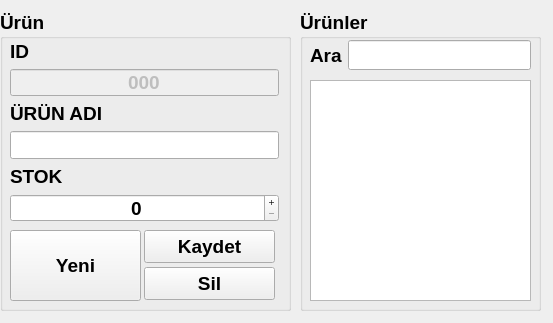
Qt form arayuz.ui (atakanargn/UrunTakip_Basic) before a commit.
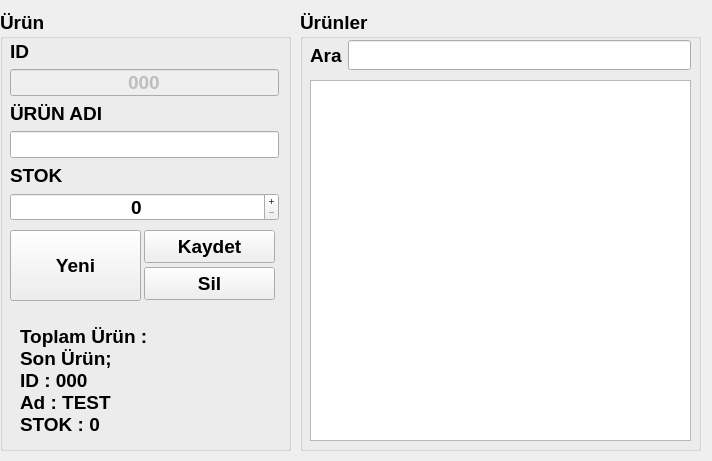
The same form after that commit.

The edit to the form file:
```diff
--- a/arayuz.ui
+++ b/arayuz.ui
@@ -6,8 +6,8 @@
    <rect>
     <x>0</x>
     <y>0</y>
-    <width>553</width>
-    <height>323</height>
+    <width>712</width>
+    <height>461</height>
    </rect>
   </property>
   <property name="sizePolicy">
@@ -24,8 +24,8 @@
   </property>
   <property name="maximumSize">
    <size>
-    <width>553</width>
-    <height>323</height>
+    <width>16777215</width>
+    <height>16777215</height>
    </size>
   </property>
   <property name="font">
@@ -44,7 +44,7 @@
       <x>0</x>
       <y>10</y>
       <width>291</width>
-      <height>301</height>
+      <height>441</height>
      </rect>
     </property>
     <property name="font">
@@ -57,13 +57,13 @@
     <property name="title">
      <string>Ürün</string>
     </property>
-    <widget class="QWidget" name="">
+    <widget class="QWidget" name="layoutWidget">
      <property name="geometry">
       <rect>
        <x>10</x>
        <y>30</y>
        <width>269</width>
-       <height>182</height>
+       <height>181</height>
       </rect>
      </property>
      <layout class="QFormLayout" name="formLayout">
@@ -189,14 +189,31 @@
       <string>Yeni</string>
      </property>
     </widget>
+    <widget class="QLabel" name="lblBilgi">
+     <property name="geometry">
+      <rect>
+       <x>20</x>
+       <y>310</y>
+       <width>251</width>
+       <height>121</height>
+      </rect>
+     </property>
+     <property name="text">
+      <string>Toplam Ürün : 
+Son Ürün;
+ID : 000
+Ad : TEST
+STOK : 0</string>
+     </property>
+    </widget>
    </widget>
    <widget class="QGroupBox" name="groupBox_2">
     <property name="geometry">
      <rect>
       <x>300</x>
       <y>10</y>
-      <width>241</width>
-      <height>301</height>
+      <width>401</width>
+      <height>441</height>
      </rect>
     </property>
     <property name="font">
@@ -214,8 +231,8 @@
       <rect>
        <x>10</x>
        <y>70</y>
-       <width>221</width>
-       <height>221</height>
+       <width>381</width>
+       <height>361</height>
       </rect>
      </property>
      <property name="font">
@@ -227,12 +244,12 @@
       </font>
      </property>
     </widget>
-    <widget class="QWidget" name="">
+    <widget class="QWidget" name="layoutWidget">
      <property name="geometry">
       <rect>
        <x>10</x>
        <y>30</y>
-       <width>221</width>
+       <width>381</width>
        <height>30</height>
       </rect>
      </property>
```
